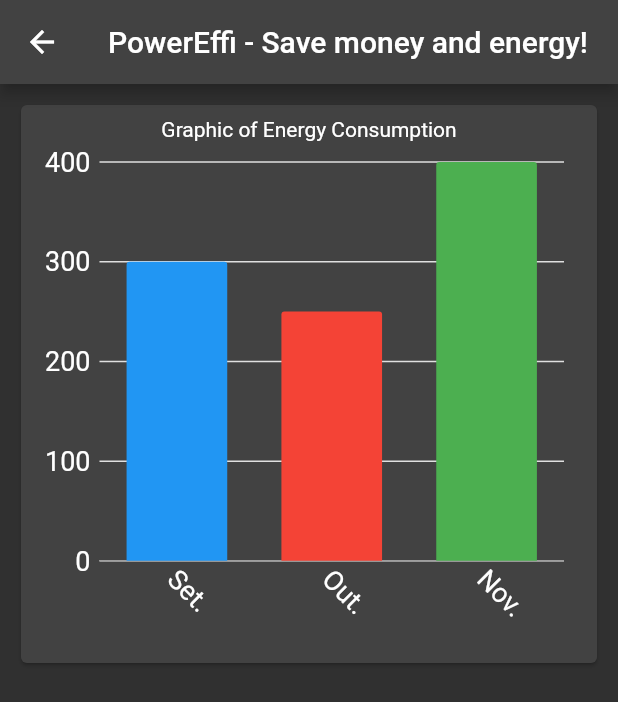
After one commit to brunotfarsura/powereffi_mobile, a Flutter app: the screen it shows after launch, after a tap on the "arrow back ios" icon, on a phone screen of 412 x 824 dp. The commit adds this screen. Shown: the top 702 px of the screen. Run offline on Flutter 3.47's test engine with Material 2 defaults, Android fonts, the light colour scheme and no system bars; our stand-ins replace charts_flutter, floor; accounts and stored records are empty.

Commit message:
Adding graphic screen with fixed data

```diff
--- /dev/null
+++ b/lib/chartConsumption/chartConsumptionScreen.dart
@@ -0,0 +1,76 @@
+import 'package:flutter/material.dart';
+import 'package:charts_flutter/flutter.dart' as charts;
+import 'package:powereffi_mobile/model/barChartModel.dart';
+
+class ChartConsumptionScreen extends StatefulWidget {
+  const ChartConsumptionScreen({super.key});
+
+  final Text title = const Text("PowerEffi - Save money and energy!");
+
+  @override
+  State<ChartConsumptionScreen> createState() => _ChartConsumptionScreenState();
+}
+
+class _ChartConsumptionScreenState extends State<ChartConsumptionScreen> {
+  static List<charts.Series<BarChartModel, String>> _createSampleData() {
+    final List<BarChartModel> chartData = [
+      BarChartModel("Set.", 300, charts.ColorUtil.fromDartColor(Colors.blue)),
+      BarChartModel("Out.", 250, charts.ColorUtil.fromDartColor(Colors.red)),
+      BarChartModel("Nov.", 400, charts.ColorUtil.fromDartColor(Colors.green)),
+    ];
+
+    return /*List<charts.Series<BarChartModel, String>> series =*/ [
+      charts.Series(
+          id: "Energy_Consumption",
+          data: chartData,
+          domainFn: (BarChartModel series, _) => series.month,
+          measureFn: (BarChartModel series, _) => series.consumption,
+          colorFn: (BarChartModel series, _) => series.color),
+    ];
+  }
+
+  @override
+  Widget build(BuildContext context) {
+    return Scaffold(
+        appBar: AppBar(
+          title: widget.title,
+        ),
+        body: Container(
+          height: 400,
+          padding: EdgeInsets.all(10),
+          child: Card(
+            child: Padding(
+              padding: const EdgeInsets.all(8.0),
+              child: Column(
+                children: <Widget>[
+                  const Text("Graphic of Energy Consumption"),
+                  Expanded(
+                    child: charts.BarChart(
+                      _createSampleData(),
+                      animate: true,
+                      domainAxis: const charts.OrdinalAxisSpec(
+                        renderSpec: charts.SmallTickRendererSpec(
+                          labelRotation: 45,
+                          labelStyle: charts.TextStyleSpec(
+                            fontSize: 18,
+                            color: charts.MaterialPalette.white,
+                          ),
+                        ),
+                      ),
+                      primaryMeasureAxis: const charts.NumericAxisSpec(
+                        renderSpec: charts.GridlineRendererSpec(
+                          labelStyle: charts.TextStyleSpec(
+                            fontSize: 18,
+                            color: charts.MaterialPalette.white,
+                          ),
+                        ),
+                      ),
+                    ),
+                  )
+                ],
+              ),
+            ),
+          ),
+        ));
+  }
+}
--- a/lib/initialScreen/initialScreenLogo.dart
+++ b/lib/initialScreen/initialScreenLogo.dart
@@ -10,7 +10,6 @@ class InitialScreenLogo extends StatefulWidget {
 }
 
 class _InitialScreenLogoState extends State<InitialScreenLogo> {
-
   @override
   Widget build(BuildContext context) {
     return Scaffold(
@@ -21,14 +20,17 @@ class _InitialScreenLogoState extends State<InitialScreenLogo> {
                 icon: const Icon(Icons.add_circle),
                 onPressed: () {
                   Navigator.pushNamed(context, "/personalData");
+                }),
+            IconButton(
+                icon: const Icon(Icons.arrow_back_ios),
+                onPressed: () {
+                  Navigator.pushNamed(context, "/chartConsumptionScreen");
                 })
           ],
         ),
         body: Padding(
           padding: const EdgeInsets.all(16.0),
-        child: Image.asset("images/powerEffiLogo.jpeg",
-          fit: BoxFit.fill),
-      )
-    );
+          child: Image.asset("images/powerEffiLogo.jpeg", fit: BoxFit.fill),
+        ));
   }
 }
--- a/lib/main.dart
+++ b/lib/main.dart
@@ -1,4 +1,5 @@
 import 'package:flutter/material.dart';
+import 'package:powereffi_mobile/chartConsumption/chartConsumptionScreen.dart';
 import 'package:powereffi_mobile/energyConsumption/energyConsumptionData.dart';
 import 'package:powereffi_mobile/initialScreen/initialScreenLogo.dart';
 import 'package:powereffi_mobile/personalData/createPersonalData.dart';
@@ -15,14 +16,15 @@ class MyApp extends StatelessWidget {
     return MaterialApp(
       title: 'PowerEffi',
       theme: ThemeData(
-        brightness:Brightness.dark,
+        brightness: Brightness.dark,
         primarySwatch: Colors.blue,
       ),
       initialRoute: "/home",
       routes: {
         "/home": (context) => const InitialScreenLogo(),
         "/personalData": (context) => CreatePersonalData(),
-        "/energyConsumptionData": (context) => EnergyConsumptionData()
+        "/energyConsumptionData": (context) => EnergyConsumptionData(),
+        "/chartConsumptionScreen": (context) => const ChartConsumptionScreen()
       },
     );
   }
--- /dev/null
+++ b/lib/model/barChartModel.dart
@@ -0,0 +1,9 @@
+import 'package:charts_flutter/flutter.dart' as charts;
+
+class BarChartModel {
+  String month;
+  int consumption;
+  final charts.Color color;
+
+  BarChartModel(this.month, this.consumption, this.color);
+}
--- a/pubspec.yaml
+++ b/pubspec.yaml
@@ -37,6 +37,7 @@ dependencies:
   # The following adds the Cupertino Icons font to your application.
   # Use with the CupertinoIcons class for iOS style icons.
   cupertino_icons: ^1.0.2
+  charts_flutter: ^0.12.0
 
 dev_dependencies:
   flutter_test:
```
Also changed, not shown: 2 other files. Lines whose indentation alone changed are shown as unchanged.
